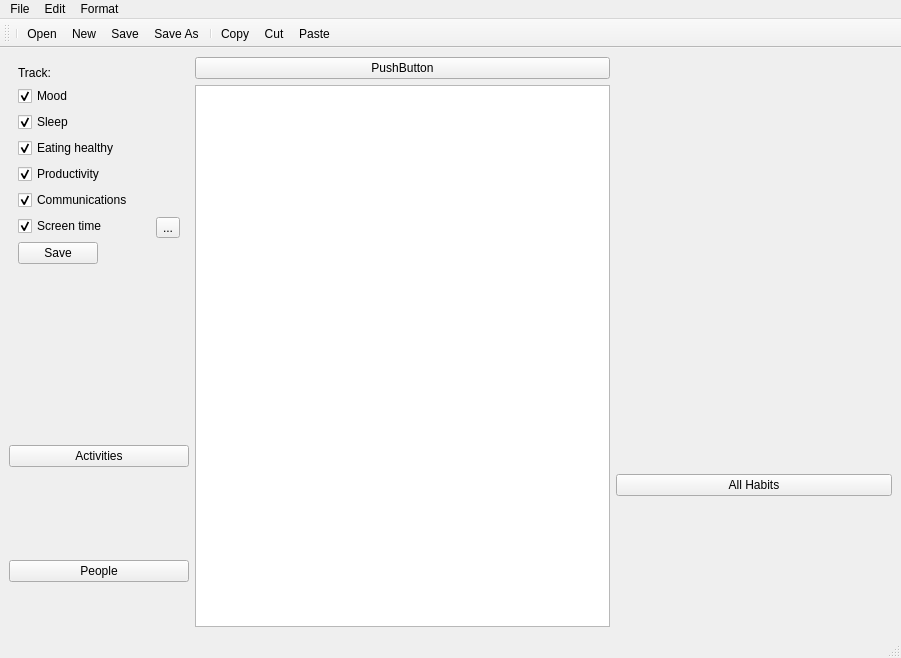
Before: the Qt Designer form Code/PaperFriend/mainwindow.ui in RomainPuech/Paper-Friend, drawn with Qt 5.
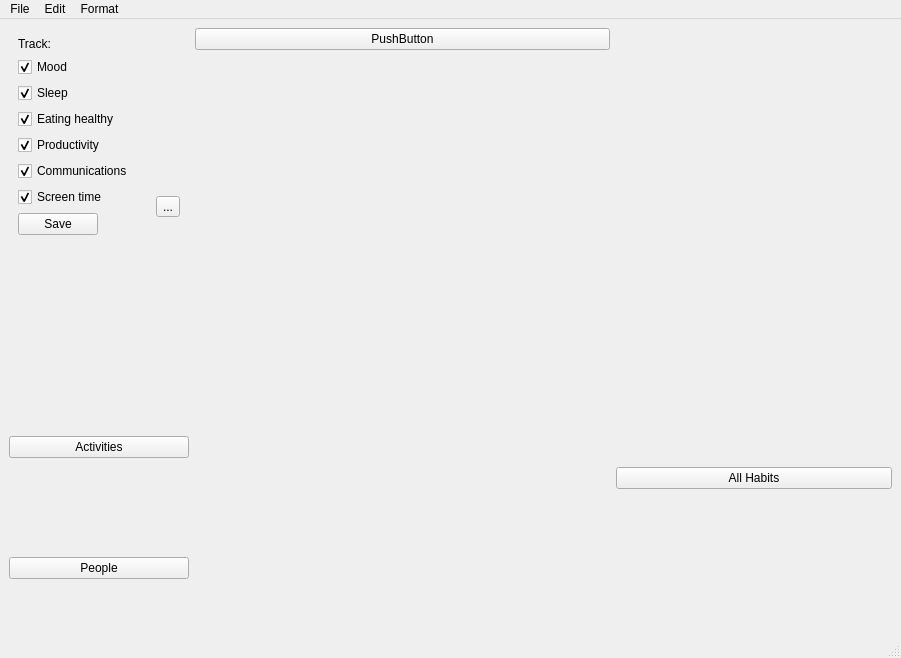
After: the same form once the commit is applied. Icons and pictures are not drawn.

What changed in the file:
```diff
--- a/Code/PaperFriend/mainwindow.ui
+++ b/Code/PaperFriend/mainwindow.ui
@@ -226,7 +226,10 @@
        </widget>
       </item>
       <item>
-       <widget class="QTextEdit" name="textEdit"/>
+       <widget class="QStackedWidget" name="stackedWidget">
+        <widget class="QWidget" name="page"/>
+        <widget class="QWidget" name="page_2"/>
+       </widget>
       </item>
      </layout>
     </item>
@@ -317,26 +320,6 @@
    <addaction name="menuFormat"/>
   </widget>
   <widget class="QStatusBar" name="statusbar"/>
-  <widget class="QToolBar" name="toolBar">
-   <property name="windowTitle">
-    <string>toolBar</string>
-   </property>
-   <attribute name="toolBarArea">
-    <enum>TopToolBarArea</enum>
-   </attribute>
-   <attribute name="toolBarBreak">
-    <bool>false</bool>
-   </attribute>
-   <addaction name="separator"/>
-   <addaction name="action_Open"/>
-   <addaction name="action_New"/>
-   <addaction name="action_Save"/>
-   <addaction name="action_SaveAs"/>
-   <addaction name="separator"/>
-   <addaction name="action_Copy"/>
-   <addaction name="action_Cut"/>
-   <addaction name="action_Paste"/>
-  </widget>
   <action name="action_Open">
    <property name="icon">
     <iconset resource="myresources.qrc">
```
